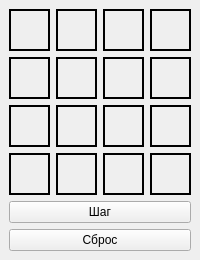
This is mainwindow.ui in renkeles/WalkerGui as Qt 5 draws it before an edit. The edited form follows.
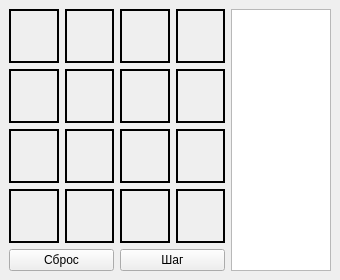
This is the edited form.

The edit to the form file:
```diff
--- a/mainwindow.ui
+++ b/mainwindow.ui
@@ -6,8 +6,8 @@
    <rect>
     <x>0</x>
     <y>0</y>
-    <width>200</width>
-    <height>260</height>
+    <width>340</width>
+    <height>280</height>
    </rect>
   </property>
   <property name="sizePolicy">
@@ -18,21 +18,28 @@
   </property>
   <property name="minimumSize">
    <size>
-    <width>200</width>
-    <height>260</height>
+    <width>340</width>
+    <height>280</height>
    </size>
   </property>
   <property name="maximumSize">
    <size>
-    <width>200</width>
-    <height>260</height>
+    <width>340</width>
+    <height>280</height>
    </size>
   </property>
   <property name="windowTitle">
    <string>Walker</string>
   </property>
   <widget class="QWidget" name="centralwidget">
-   <layout class="QVBoxLayout" name="verticalLayout" stretch="20,20,20,20,0,0">
+   <layout class="QVBoxLayout" name="verticalLayout">
+    <item>
+     <layout class="QHBoxLayout" name="horizontalLayout_6">
+      <item>
+       <layout class="QVBoxLayout" name="verticalLayout_4">
+        <property name="sizeConstraint">
+         <enum>QLayout::SetMinimumSize</enum>
+        </property>
     <item>
      <layout class="QHBoxLayout" name="horizontalLayout_4">
       <item>
@@ -272,20 +279,38 @@
     <item>
      <layout class="QHBoxLayout" name="horizontalLayout_5">
       <item>
-       <widget class="QPushButton" name="pushButton">
-        <property name="text">
-         <string>Шаг</string>
-        </property>
-       </widget>
-      </item>
-     </layout>
-    </item>
-    <item>
      <widget class="QPushButton" name="pushButton_2">
       <property name="text">
        <string>Сброс</string>
       </property>
      </widget>
+          </item>
+          <item>
+           <widget class="QPushButton" name="pushButton">
+            <property name="text">
+             <string>Шаг</string>
+            </property>
+           </widget>
+          </item>
+         </layout>
+        </item>
+       </layout>
+      </item>
+      <item>
+       <layout class="QVBoxLayout" name="verticalLayout_2">
+        <item>
+         <widget class="QTextEdit" name="textEdit">
+          <property name="maximumSize">
+           <size>
+            <width>100</width>
+            <height>16777215</height>
+           </size>
+          </property>
+         </widget>
+        </item>
+       </layout>
+      </item>
+     </layout>
     </item>
    </layout>
   </widget>
```
Lines whose indentation alone changed are shown as unchanged.
